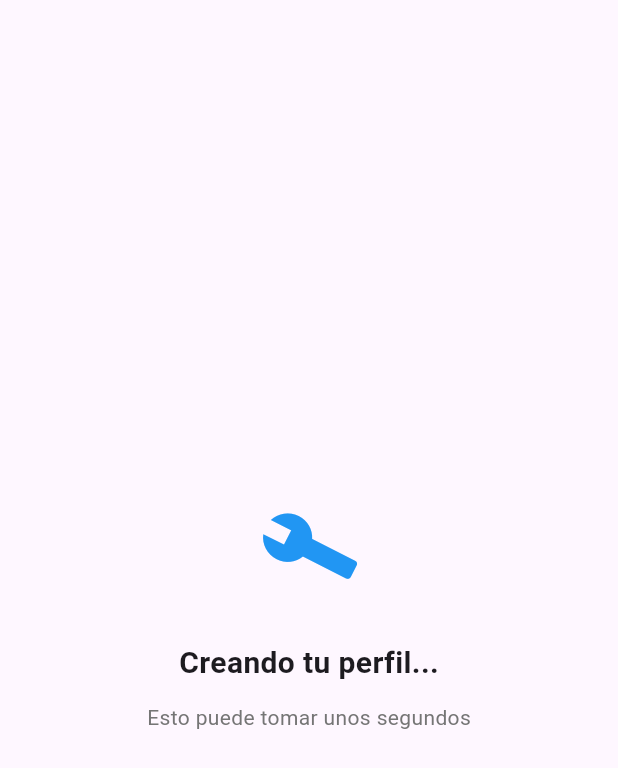
After one commit to Borys1no/JobSy, a Flutter app: the LoadingScreen screen opened directly, on a phone screen of 412 x 824 dp. The commit adds this screen. Shown: the top 768 px of the screen. Run offline on Flutter 3.47's test engine with Material 3 defaults, Android fonts, the phone set to English and light mode, and no system bars; our stand-ins replace flutter_riverpod, image_picker, riverpod, riverpod_annotation, shared_preferences, supabase_flutter; accounts and stored records are empty; generated files the repository leaves out were written again.

Commit message:
Terminado el loading y succes

```diff
--- /dev/null
+++ b/lib/features/worker/presentation/pages/loading_screen.dart
@@ -0,0 +1,59 @@
+import 'package:flutter/material.dart';
+
+class LoadingScreen extends StatefulWidget {
+  const LoadingScreen({super.key});
+
+  @override
+  State<LoadingScreen> createState() => _LoadingScreenState();
+}
+
+class _LoadingScreenState extends State<LoadingScreen>
+    with SingleTickerProviderStateMixin {
+  late AnimationController _controller;
+
+  @override
+  void initState() {
+    super.initState();
+
+    _controller = AnimationController(
+      vsync: this,
+      duration: const Duration(seconds: 2),
+    )..repeat();
+  }
+
+  @override
+  void dispose() {
+    _controller.dispose();
+    super.dispose();
+  }
+
+  @override
+  Widget build(BuildContext context) {
+    return Scaffold(
+      body: Center(
+        child: Padding(
+          padding: const EdgeInsets.all(24),
+          child: Column(
+            mainAxisAlignment: MainAxisAlignment.center,
+            children: [
+              RotationTransition(
+                turns: _controller,
+                child: const Icon(Icons.build, size: 60, color: Colors.blue),
+              ),
+              const SizedBox(height: 32),
+              const Text(
+                'Creando tu perfil...',
+                style: TextStyle(fontSize: 20, fontWeight: FontWeight.bold),
+              ),
+              const SizedBox(height: 12),
+              Text(
+                'Esto puede tomar unos segundos',
+                style: TextStyle(color: Colors.grey[600]),
+              ),
+            ],
+          ),
+        ),
+      ),
+    );
+  }
+}
```
Also changed, not shown: lib/features/worker/presentation/pages/step3_form.dart (+25 -3 lines), lib/features/worker/presentation/pages/succes_screen.dart (+44 -19 lines).
